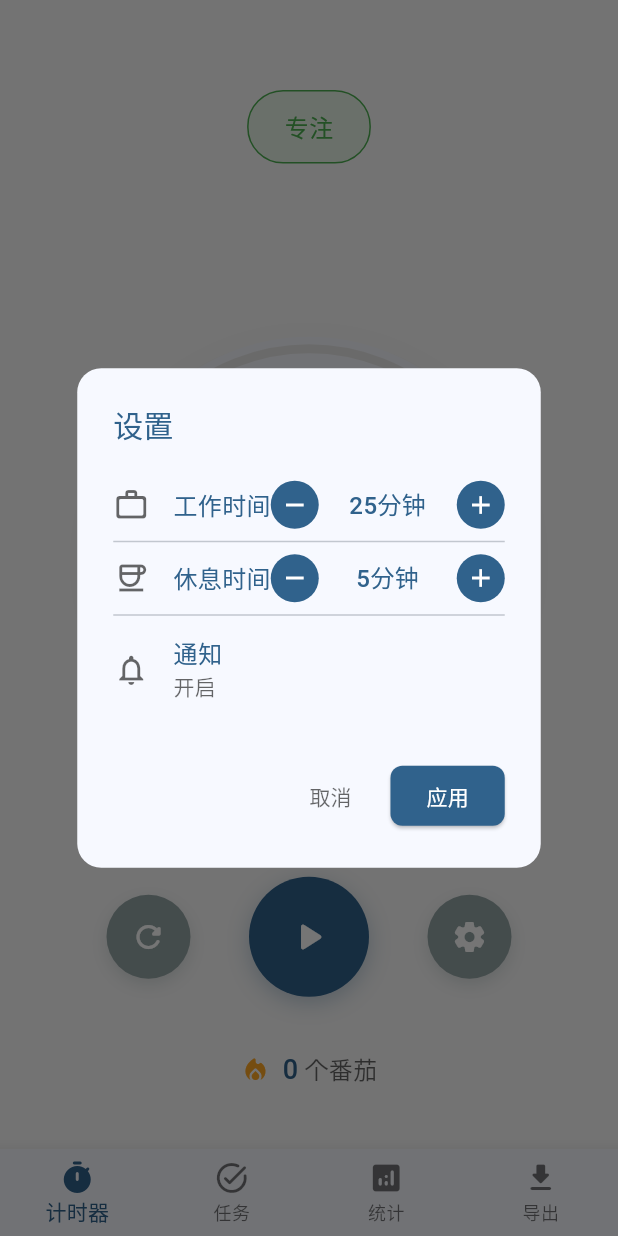
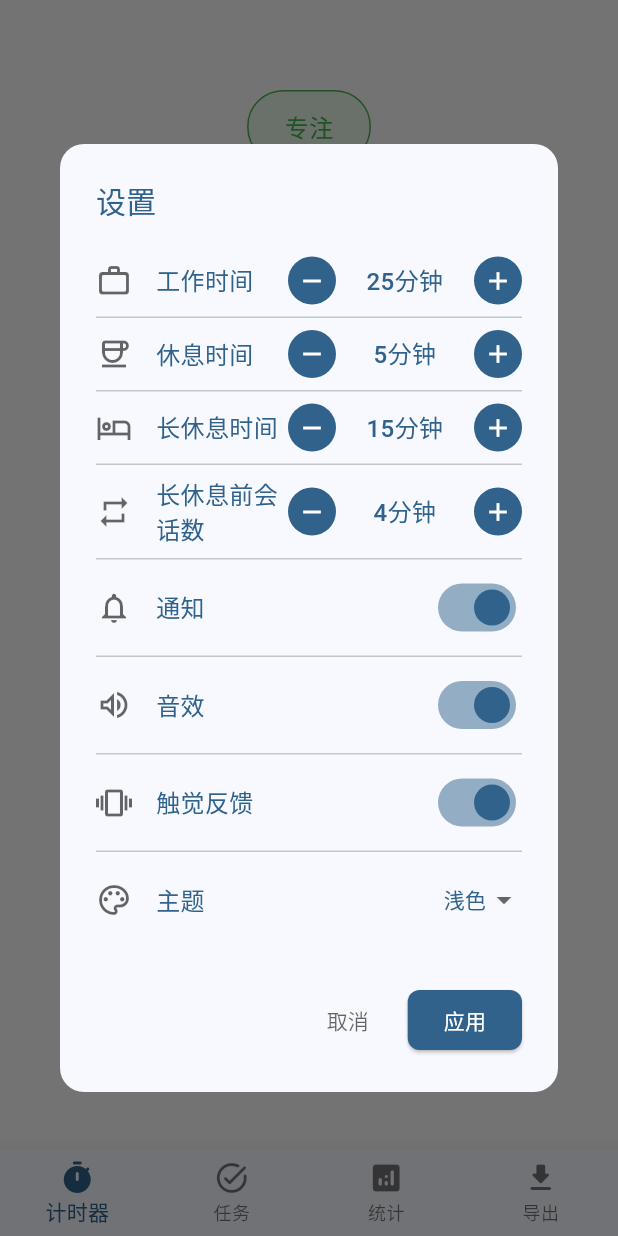
Before and after one commit to trueLoving/KIRI, a Flutter app: the screen it shows after launch, after a tap on the "settings" icon, on a phone screen of 412 x 824 dp. Run offline on Flutter 3.47's test engine with Material 3 defaults, Android fonts, the phone set to English and light mode, and no system bars; our stand-ins replace audioplayers, file_picker, fl_chart, flutter_local_notifications, permission_handler, shared_preferences and 1 more; accounts and stored records are empty.

Commit message:
修复设置功能：解决设置对话框无法点击修改的问题
- 重构设置对话框为独立的 _SettingsDialog StatefulWidget
- 修复 StatefulBuilder 状态管理问题，确保设置更改正确显示
- 添加完整的时间设置功能（工作/休息/长休息时间、会话数）
- 添加开关设置功能（通知、音效、触觉反馈）
- 添加主题选择功能（浅色、深色、蓝色、绿色）
- 修复应用按钮，确保设置正确保存到本地存储
- 优化代码结构，移除重复代码和未使用的方法

```diff
--- a/lib/main.dart
+++ b/lib/main.dart
@@ -1,7 +1,7 @@
 import 'package:flutter/material.dart';
-import 'package:flutter/services.dart';
 import 'package:provider/provider.dart';
 import 'providers/pomodoro_provider.dart';
+import 'models/pomodoro_session.dart';
 import 'screens/statistics_screen.dart';
 import 'screens/tasks_screen.dart';
 import 'screens/export_screen.dart';
@@ -378,8 +378,131 @@ class _TimerScreenState extends State<TimerScreen>
     showDialog(
       context: context,
       builder: (BuildContext context) {
-        return StatefulBuilder(
-          builder: (context, setState) {
+        return _SettingsDialog(provider: provider);
+      },
+    );
+  }
+
+
+  Widget _buildControlButton({
+    required IconData icon,
+    required VoidCallback onPressed,
+    required Color color,
+    bool isLarge = false,
+  }) {
+    return GestureDetector(
+      onTap: onPressed,
+      child: Container(
+        width: isLarge ? 80 : 56,
+        height: isLarge ? 80 : 56,
+        decoration: BoxDecoration(
+          color: color,
+          shape: BoxShape.circle,
+          boxShadow: [
+            BoxShadow(
+              color: color.withOpacity(0.3),
+              blurRadius: isLarge ? 12 : 8,
+              offset: const Offset(0, 4),
+            ),
+          ],
+        ),
+        child: Icon(
+          icon,
+          color: Colors.white,
+          size: isLarge ? 32 : 24,
+        ),
+      ),
+    );
+  }
+}
+
+// 自定义进度绘制器
+class ProgressPainter extends CustomPainter {
+  final double progress;
+  final bool isWorkTime;
+  final bool isRunning;
+
+  ProgressPainter({
+    required this.progress,
+    required this.isWorkTime,
+    required this.isRunning,
+  });
+
+  @override
+  void paint(Canvas canvas, Size size) {
+    final center = Offset(size.width / 2, size.height / 2);
+    final radius = size.width / 2 - 8;
+
+    // 背景圆环
+    final backgroundPaint = Paint()
+      ..color = const Color(0xFFE8E8E8)
+      ..strokeWidth = 6
+      ..style = PaintingStyle.stroke
+      ..strokeCap = StrokeCap.round;
+
+    canvas.drawCircle(center, radius, backgroundPaint);
+
+    // 进度圆环
+    final progressPaint = Paint()
+      ..color = isWorkTime ? const Color(0xFF4CAF50) : const Color(0xFF2196F3)
+      ..strokeWidth = 6
+      ..style = PaintingStyle.stroke
+      ..strokeCap = StrokeCap.round;
+
+    final startAngle = -90 * (3.14159 / 180); // 从顶部开始
+    final sweepAngle = 2 * 3.14159 * progress;
+
+    canvas.drawArc(
+      Rect.fromCircle(center: center, radius: radius),
+      startAngle,
+      sweepAngle,
+      false,
+      progressPaint,
+    );
+  }
+
+  @override
+  bool shouldRepaint(covariant CustomPainter oldDelegate) {
+    return true;
+  }
+}
+
+// 设置对话框组件
+class _SettingsDialog extends StatefulWidget {
+  final PomodoroProvider provider;
+
+  const _SettingsDialog({required this.provider});
+
+  @override
+  State<_SettingsDialog> createState() => _SettingsDialogState();
+}
+
+class _SettingsDialogState extends State<_SettingsDialog> {
+  late int tempWorkDuration;
+  late int tempBreakDuration;
+  late int tempLongBreakDuration;
+  late int tempSessionsBeforeLongBreak;
+  late bool tempEnableNotifications;
+  late bool tempEnableSound;
+  late String tempTheme;
+  late bool tempEnableHapticFeedback;
+
+  @override
+  void initState() {
+    super.initState();
+    // 初始化临时设置状态
+    tempWorkDuration = widget.provider.settings.workDuration;
+    tempBreakDuration = widget.provider.settings.breakDuration;
+    tempLongBreakDuration = widget.provider.settings.longBreakDuration;
+    tempSessionsBeforeLongBreak = widget.provider.settings.sessionsBeforeLongBreak;
+    tempEnableNotifications = widget.provider.settings.enableNotifications;
+    tempEnableSound = widget.provider.settings.enableSound;
+    tempTheme = widget.provider.settings.theme;
+    tempEnableHapticFeedback = widget.provider.settings.enableHapticFeedback;
+  }
+
+  @override
+  Widget build(BuildContext context) {
     return AlertDialog(
       backgroundColor: Theme.of(context).cardColor,
       shape: RoundedRectangleBorder(
@@ -393,17 +516,18 @@ class _TimerScreenState extends State<TimerScreen>
           color: Theme.of(context).primaryColor,
         ),
       ),
-              content: Column(
+      content: SingleChildScrollView(
+        child: Column(
           mainAxisSize: MainAxisSize.min,
           children: [
             // 工作时间设置
             _buildTimeSettingItem(
               icon: Icons.work_outline_rounded,
               title: '工作时间',
-                    value: provider.settings.workDuration,
+              value: tempWorkDuration,
               onChanged: (value) {
                 setState(() {
-                        // 这里只是UI更新，实际保存会在点击应用时进行
+                  tempWorkDuration = value;
                 });
               },
             ),
@@ -412,25 +536,87 @@ class _TimerScreenState extends State<TimerScreen>
             _buildTimeSettingItem(
               icon: Icons.coffee_outlined,
               title: '休息时间',
-                    value: provider.settings.breakDuration,
+              value: tempBreakDuration,
               onChanged: (value) {
                 setState(() {
-                        // 这里只是UI更新，实际保存会在点击应用时进行
+                  tempBreakDuration = value;
                 });
               },
             ),
             const Divider(height: 1),
-                  _buildSettingItem(
+            // 长休息时间设置
+            _buildTimeSettingItem(
+              icon: Icons.hotel_outlined,
+              title: '长休息时间',
+              value: tempLongBreakDuration,
+              onChanged: (value) {
+                setState(() {
+                  tempLongBreakDuration = value;
+                });
+              },
+            ),
+            const Divider(height: 1),
+            // 长休息前会话数设置
+            _buildTimeSettingItem(
+              icon: Icons.repeat_outlined,
+              title: '长休息前会话数',
+              value: tempSessionsBeforeLongBreak,
+              onChanged: (value) {
+                setState(() {
+                  tempSessionsBeforeLongBreak = value;
+                });
+              },
+            ),
+            const Divider(height: 1),
+            // 通知设置
+            _buildToggleSettingItem(
               icon: Icons.notifications_outlined,
               title: '通知',
-                    subtitle: provider.settings.enableNotifications ? '开启' : '关闭',
-                    onTap: () {
+              value: tempEnableNotifications,
+              onChanged: (value) {
                 setState(() {
-                        // 切换通知设置
+                  tempEnableNotifications = value;
+                });
+              },
+            ),
+            const Divider(height: 1),
+            // 音效设置
+            _buildToggleSettingItem(
+              icon: Icons.volume_up_outlined,
+              title: '音效',
+              value: tempEnableSound,
+              onChanged: (value) {
+                setState(() {
+                  tempEnableSound = value;
+                });
+              },
+            ),
+            const Divider(height: 1),
+            // 触觉反馈设置
+            _buildToggleSettingItem(
+              icon: Icons.vibration_outlined,
+              title: '触觉反馈',
+              value: tempEnableHapticFeedback,
+              onChanged: (value) {
+                setState(() {
+                  tempEnableHapticFeedback = value;
+                });
+              },
+            ),
+            const Divider(height: 1),
+            // 主题设置
+            _buildThemeSettingItem(
+              icon: Icons.palette_outlined,
+              title: '主题',
+              currentTheme: tempTheme,
+              onChanged: (value) {
+                setState(() {
+                  tempTheme = value;
                 });
               },
             ),
           ],
+        ),
       ),
       actions: [
         TextButton(
@@ -443,10 +629,26 @@ class _TimerScreenState extends State<TimerScreen>
           child: const Text('取消'),
         ),
         ElevatedButton(
-                  onPressed: () {
-                    // 应用设置并重置计时器
-                    provider.resetTimer();
+          onPressed: () async {
+            // 创建新的设置对象
+            final newSettings = PomodoroSettings(
+              workDuration: tempWorkDuration,
+              breakDuration: tempBreakDuration,
+              longBreakDuration: tempLongBreakDuration,
+              sessionsBeforeLongBreak: tempSessionsBeforeLongBreak,
+              enableNotifications: tempEnableNotifications,
+              enableSound: tempEnableSound,
+              selectedSound: widget.provider.settings.selectedSound,
+              enableAutoStart: widget.provider.settings.enableAutoStart,
+              theme: tempTheme,
+              enableHapticFeedback: tempEnableHapticFeedback,
+            );
+
+            // 保存设置
+            await widget.provider.saveSettings(newSettings);
+            if (context.mounted) {
               Navigator.of(context).pop();
+            }
           },
           style: ElevatedButton.styleFrom(
             backgroundColor: Theme.of(context).primaryColor,
@@ -458,41 +660,6 @@ class _TimerScreenState extends State<TimerScreen>
           child: const Text('应用'),
         ),
       ],
-            );
-          },
-        );
-      },
-    );
-  }
-
-  Widget _buildSettingItem({
-    required IconData icon,
-    required String title,
-    required String subtitle,
-    required VoidCallback onTap,
-  }) {
-    return ListTile(
-      contentPadding: EdgeInsets.zero,
-      leading: Icon(
-        icon,
-        color: Theme.of(context).hintColor,
-        size: 24,
-      ),
-      title: Text(
-        title,
-        style: TextStyle(
-          fontSize: 16,
-          color: Theme.of(context).primaryColor,
-        ),
-      ),
-      subtitle: Text(
-        subtitle,
-        style: TextStyle(
-          fontSize: 14,
-          color: Theme.of(context).hintColor,
-        ),
-      ),
-      onTap: onTap,
     );
   }
 
@@ -579,85 +746,100 @@ class _TimerScreenState extends State<TimerScreen>
     );
   }
 
-  Widget _buildControlButton({
+  Widget _buildToggleSettingItem({
     required IconData icon,
-    required VoidCallback onPressed,
-    required Color color,
-    bool isLarge = false,
+    required String title,
+    required bool value,
+    required ValueChanged<bool> onChanged,
   }) {
-    return GestureDetector(
-      onTap: onPressed,
-      child: Container(
-        width: isLarge ? 80 : 56,
-        height: isLarge ? 80 : 56,
-        decoration: BoxDecoration(
-          color: color,
-          shape: BoxShape.circle,
-          boxShadow: [
-            BoxShadow(
-              color: color.withOpacity(0.3),
-              blurRadius: isLarge ? 12 : 8,
-              offset: const Offset(0, 4),
+    return Container(
+      padding: const EdgeInsets.symmetric(vertical: 8),
+      child: Row(
+        children: [
+          Icon(
+            icon,
+            color: Theme.of(context).hintColor,
+            size: 24,
+          ),
+          const SizedBox(width: 16),
+          Expanded(
+            child: Text(
+              title,
+              style: TextStyle(
+                fontSize: 16,
+                color: Theme.of(context).primaryColor,
+              ),
+            ),
+          ),
+          Switch(
+            value: value,
+            onChanged: onChanged,
+            activeThumbColor: Theme.of(context).primaryColor,
           ),
         ],
       ),
-        child: Icon(
+    );
+  }
+
+  Widget _buildThemeSettingItem({
+    required IconData icon,
+    required String title,
+    required String currentTheme,
+    required ValueChanged<String> onChanged,
+  }) {
+    final themes = [
+      {'key': 'light', 'name': '浅色'},
+      {'key': 'dark', 'name': '深色'},
+      {'key': 'blue', 'name': '蓝色'},
+      {'key': 'green', 'name': '绿色'},
+    ];
+
+    return Container(
+      padding: const EdgeInsets.symmetric(vertical: 8),
+      child: Row(
+        children: [
+          Icon(
             icon,
-          color: Colors.white,
-          size: isLarge ? 32 : 24,
+            color: Theme.of(context).hintColor,
+            size: 24,
           ),
+          const SizedBox(width: 16),
+          Expanded(
+            child: Text(
+              title,
+              style: TextStyle(
+                fontSize: 16,
+                color: Theme.of(context).primaryColor,
+              ),
+            ),
+          ),
+          DropdownButton<String>(
+            value: currentTheme,
+            onChanged: (String? newValue) {
+              if (newValue != null) {
+                onChanged(newValue);
+              }
+            },
+            items: themes.map<DropdownMenuItem<String>>((theme) {
+              return DropdownMenuItem<String>(
+                value: theme['key'],
+                child: Text(
+                  theme['name']!,
+                  style: TextStyle(
+                    fontSize: 14,
+                    color: Theme.of(context).primaryColor,
+                  ),
+                ),
+              );
+            }).toList(),
+            underline: Container(),
+            icon: Icon(
+              Icons.arrow_drop_down,
+              color: Theme.of(context).hintColor,
+            ),
+          ),
+        ],
       ),
     );
   }
 }
-
-// 自定义进度绘制器
-class ProgressPainter extends CustomPainter {
-  final double progress;
-  final bool isWorkTime;
-  final bool isRunning;
-
-  ProgressPainter({
-    required this.progress,
-    required this.isWorkTime,
-    required this.isRunning,
-  });
-
-  @override
-  void paint(Canvas canvas, Size size) {
-    final center = Offset(size.width / 2, size.height / 2);
-    final radius = size.width / 2 - 8;
-
-    // 背景圆环
-    final backgroundPaint = Paint()
-      ..color = const Color(0xFFE8E8E8)
-      ..strokeWidth = 6
-      ..style = PaintingStyle.stroke
-      ..strokeCap = StrokeCap.round;
-
-    canvas.drawCircle(center, radius, backgroundPaint);
-
-    // 进度圆环
-    final progressPaint = Paint()
-      ..color = isWorkTime ? const Color(0xFF4CAF50) : const Color(0xFF2196F3)
-      ..strokeWidth = 6
-      ..style = PaintingStyle.stroke
-      ..strokeCap = StrokeCap.round;
-
-    final startAngle = -90 * (3.14159 / 180); // 从顶部开始
-    final sweepAngle = 2 * 3.14159 * progress;
-
-    canvas.drawArc(
-      Rect.fromCircle(center: center, radius: radius),
-      startAngle,
-      sweepAngle,
-      false,
-      progressPaint,
-    );
-  }
-
-  @override
-  bool shouldRepaint(covariant CustomPainter oldDelegate) {
-    return true;
-  }
-}
```
Lines whose indentation alone changed are shown as unchanged.
